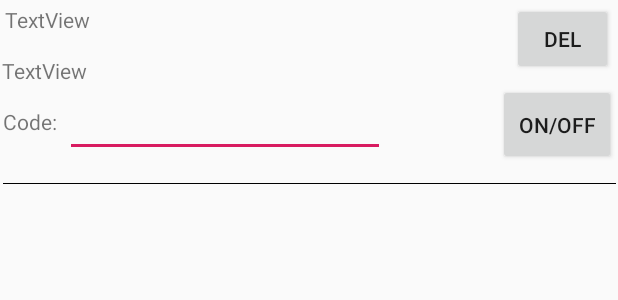
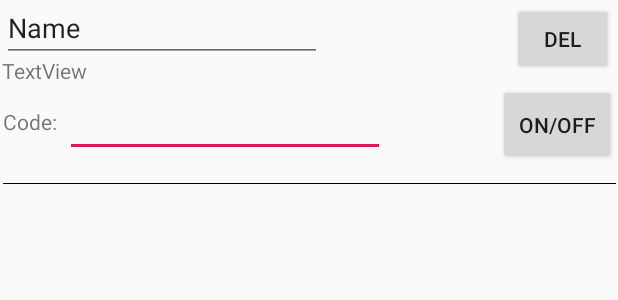
Before and after one commit to notarocket/Sensing-Courcework, an Android app: the layout pc_menu_fragment.xml on its own in the app's theme, with its tools: preview values and no code run, on a phone screen of 412 x 824 dp. Shown: the top 300 px of the screen. Run offline under Robolectric (Android 15) with nearby library versions, the phone set to English and light mode, and no system bars.

Commit message:
added editable text for device name

```diff
--- a/app/src/main/res/layout/pc_menu_fragment.xml
+++ b/app/src/main/res/layout/pc_menu_fragment.xml
@@ -46,16 +46,6 @@
         android:text="del" />
 
     <TextView
-        android:id="@+id/pcName"
-        android:layout_width="239dp"
-        android:layout_height="wrap_content"
-        android:layout_alignParentStart="true"
-        android:layout_alignParentTop="true"
-        android:layout_marginStart="3dp"
-        android:layout_marginTop="3dp"
-        android:text="TextView" />
-
-    <TextView
         android:id="@+id/pcStatus"
         android:layout_width="238dp"
         android:layout_height="wrap_content"
@@ -87,4 +77,16 @@
         android:layout_marginStart="2dp"
         android:layout_marginTop="71dp"
         android:text="Code:" />
+
+    <EditText
+        android:id="@+id/pcName"
+        android:layout_width="wrap_content"
+        android:layout_height="wrap_content"
+        android:layout_alignParentStart="true"
+        android:layout_alignParentTop="true"
+        android:layout_marginStart="1dp"
+        android:layout_marginTop="-4dp"
+        android:ems="10"
+        android:inputType="textPersonName"
+        android:text="Name" />
 </RelativeLayout>
```
Also changed, not shown: app/src/main/java/com/example/courceworkmobile/pcAdapter.java (+11 -1 lines).
